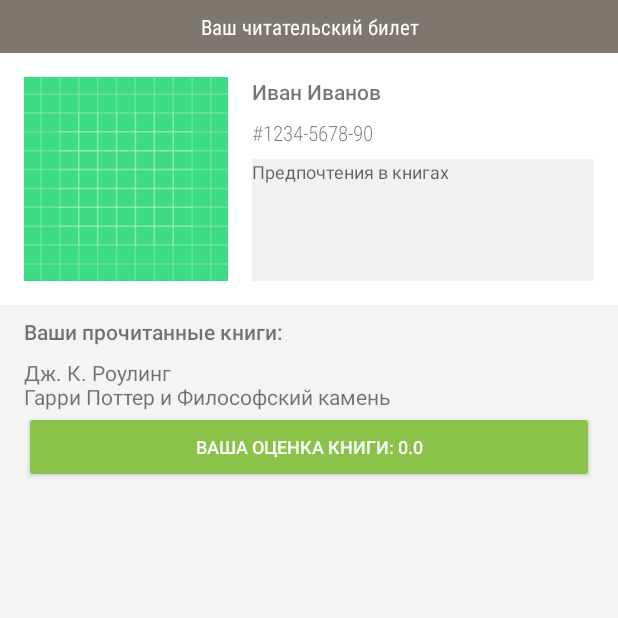
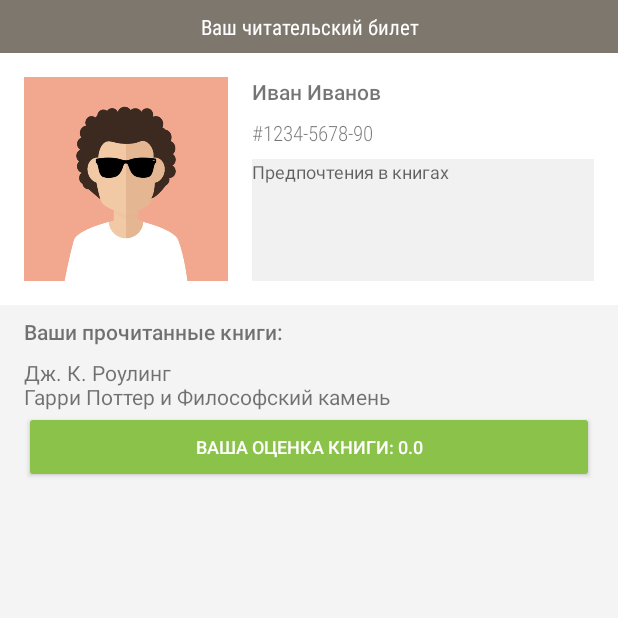
Before and after one commit to svetazhar7/Practice2, an Android app: the screen it shows after launch (FirstActivity), on a phone screen of 412 x 824 dp, the top half of it. Run offline under Robolectric (Android 15) with nearby library versions, the phone set to English and light mode, and no system bars.

Commit message:
Работа с ресурсами(создание и добавление в созданную верстку)

```diff
--- a/app/src/main/res/layout/first_activity.xml
+++ b/app/src/main/res/layout/first_activity.xml
@@ -1,12 +1,10 @@
 <?xml version="1.0" encoding="utf-8"?>
 <LinearLayout xmlns:android="http://schemas.android.com/apk/res/android"
     xmlns:app="http://schemas.android.com/apk/res-auto"
-    xmlns:tools="http://schemas.android.com/tools"
     android:layout_width="match_parent"
     android:layout_height="match_parent"
     android:background="#2AD6D6D6"
     android:orientation="vertical">
-
     <TextView
         android:id="@+id/textView12"
         android:layout_width="match_parent"
@@ -14,15 +12,13 @@
         android:background="#7E776D"
         android:fontFamily="sans-serif-condensed"
         android:padding="8dp"
-        android:text="Ваш читательский билет"
+        android:text="@string/header1"
         android:textAlignment="center"
         android:textColor="#FFFFFF" />
-
     <RelativeLayout
         android:layout_width="match_parent"
         android:layout_height="168dp"
         android:background="#FFFFFF">
-
         <ImageView
             android:id="@+id/imageView4"
             android:layout_width="136dp"
@@ -33,8 +29,7 @@
             android:layout_marginStart="16dp"
             android:layout_marginTop="16dp"
             android:layout_marginBottom="16dp"
-            app:srcCompat="@drawable/ic_launcher_background" />
-
+            app:srcCompat="@drawable/ava1" />
         <TextView
             android:id="@+id/textView9"
             android:layout_width="wrap_content"
@@ -46,8 +41,7 @@
             android:layout_marginEnd="16dp"
             android:layout_toEndOf="@+id/imageView4"
             android:fontFamily="sans-serif-medium"
-            android:text="Иван Иванов" />
-
+            android:text="@string/fio" />
         <TextView
             android:id="@+id/textView11"
             android:layout_width="wrap_content"
@@ -59,8 +53,7 @@
             android:layout_marginEnd="16dp"
             android:layout_toEndOf="@+id/imageView4"
             android:fontFamily="sans-serif-condensed-light"
-            android:text="#1234-5678-90" />
-
+            android:text="@string/number" />
         <EditText
             android:layout_width="match_parent"
             android:layout_height="match_parent"
@@ -74,9 +67,8 @@
             android:layout_toEndOf="@+id/imageView4"
             android:background="#F1F1F1"
             android:gravity="top"
-            android:hint="Предпочтения в книгах"
+            android:hint="@string/preferences"
             android:textSize="12sp" />
-
     </RelativeLayout>
 
     <TextView
@@ -87,9 +79,7 @@
         android:layout_marginTop="8dp"
         android:layout_marginEnd="16dp"
         android:fontFamily="sans-serif-medium"
-        android:text="Ваши прочитанные книги:" />
-
-
+        android:text="@string/read_books_list" />
     <TextView
         android:id="@+id/textView14"
         android:layout_width="match_parent"
@@ -97,8 +87,7 @@
         android:layout_marginStart="16dp"
         android:layout_marginTop="8dp"
         android:layout_marginEnd="16dp"
-        android:text="Дж. К. Роулинг\nГарри Поттер и Философский камень" />
-
+        android:text="@string/book_name1" />
     <Button
         android:id="@+id/button4"
         android:layout_width="match_parent"
@@ -107,7 +96,7 @@
         android:layout_marginEnd="16dp"
         android:backgroundTint="#8BC34A"
         android:fontFamily="sans-serif-medium"
-        android:text="Ваша оценка книги: 0.0"
+        android:text="@string/book_page_rating"
         android:textColor="#FFFFFF"
         android:textSize="12sp" />
 
--- a/app/src/main/res/values/colors.xml
+++ b/app/src/main/res/values/colors.xml
@@ -7,4 +7,7 @@
     <color name="teal_700">#FF018786</color>
     <color name="black">#FF000000</color>
     <color name="white">#FFFFFFFF</color>
+    <color name="green">#4CAF50</color>
+    <color name="orange">#FF9800</color>
+
 </resources>
--- /dev/null
+++ b/app/src/main/res/values/dimens.xml
@@ -0,0 +1,6 @@
+<?xml version="1.0" encoding="utf-8"?>
+<resources>
+    <dimen name="button_bookpage">44dp</dimen>
+    <dimen name="margin16">16dp</dimen>
+    <dimen name="profile_picture">136dp</dimen>
+</resources>
--- a/app/src/main/res/values/strings.xml
+++ b/app/src/main/res/values/strings.xml
@@ -1,3 +1,19 @@
 <resources>
     <string name="app_name">Practice2</string>
+    <string name="book_name1">Дж. К. Роулинг\nГарри Поттер и Философский камень</string>
+    <string name="book_name2">Дж. К. Роулинг\nГарри Поттер и Тайная комната</string>
+    <string name="read_books_list">Ваши прочитанные книги:</string>
+    <string name="preferences">Предпочтения в книгах</string>
+    <string name="fio">Иван Иванов</string>
+    <string name="number">#1234-5678-90</string>
+    <string name="header1">Ваш читательский билет</string>
+    <string name="book_page_rating">Ваша оценка книги: 0.0</string>
+    <string name="download_ebook">Скачать электронную версию</string>
+    <string name="book1_author">Дж. К. Роулинг</string>
+    <string name="book1_name">Гарри Поттер и философский камень</string>
+    <string name="book_a_book">Забронировать в библиотеке</string>
+    <string name="rating_text">Оценка:</string>
+    <string name="description_book1">\tОдиннадцатилетний мальчик-сирота Гарри Поттер живет в
+        семье своей тетки и даже не подозревает, что он — настоящий волшебник. Но однажды прилетает
+        сова с письмом для него, и жизнь Гарри Поттера изменяется навсегда.</string>
 </resources>
```
Also changed, not shown: app/src/main/res/layout/second_activity.xml (+11 -16 lines), app/src/main/res/drawable/ava1.png (added), 1 other file.
